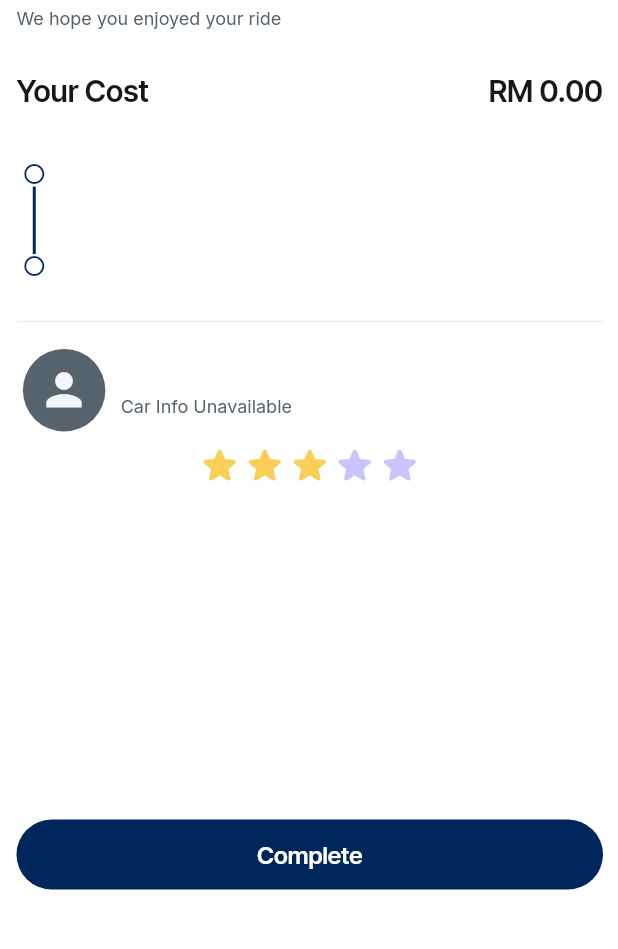
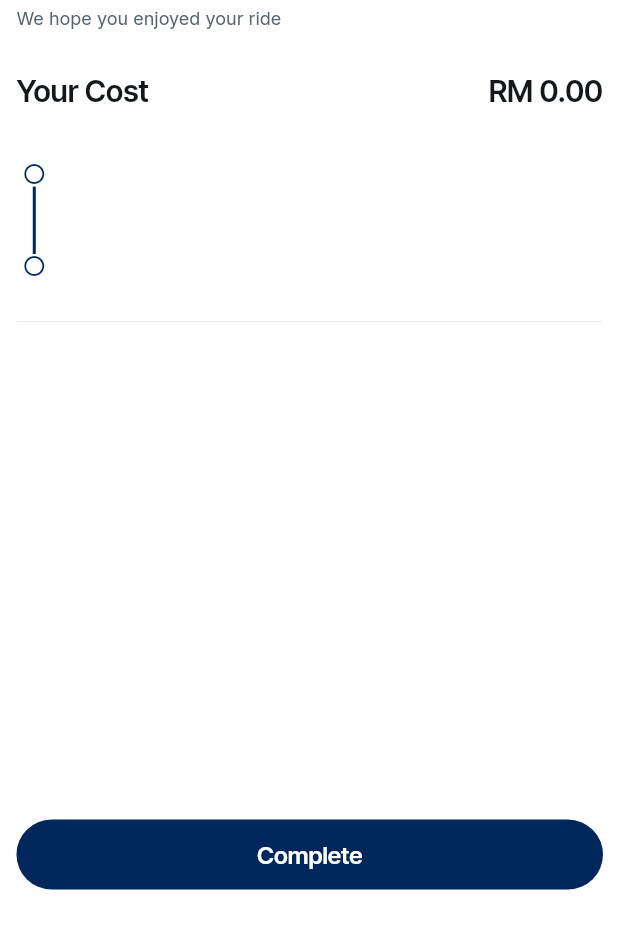
Before and after one commit to LiewHaoShean/rideLink, a Flutter app: the CreateRideCompleteWidget screen opened by its route, on a phone screen of 412 x 824 dp, the part 194-1143 px from its top. Run offline on Flutter 3.47's test engine with Material 3 defaults, Android fonts, the phone set to English and light mode, and no system bars; drawn by our look-alikes of auto_size_text, flutter_rating_bar; our stand-ins replace cached_network_image, cloud_firestore, dio, dropdown_button2, file_picker, firebase_auth and 14 more; missing offline and left inert: flutter_pdfview, json_path; accounts and stored records are empty.

Commit message:
driver cannot rate ride

```diff
--- a/lib/screens/admin/admin_driver_verification_details/admin_driver_verification_details_widget.dart
+++ b/lib/screens/admin/admin_driver_verification_details/admin_driver_verification_details_widget.dart
@@ -1680,8 +1680,8 @@ class _AdminDriverVerificationDetailsWidgetState
                       : Opacity(
                           opacity: 0.5,
                           child: Container(
-                            width: 270,
-                            height: 65.32,
+                            width: 350,
+                            height: 55,
                             decoration: BoxDecoration(
                               color: _license?.status == 'verified'
                                   ? Color(0xFF00265C)
--- a/lib/screens/user/create_ride/create_ride_complete/create_ride_complete_widget.dart
+++ b/lib/screens/user/create_ride/create_ride_complete/create_ride_complete_widget.dart
@@ -737,6 +737,10 @@ class _CreateRideCompleteWidgetState extends State<CreateRideCompleteWidget> {
                                     ),
                                   ],
                                 ),
+                                userRole == 'passenger'
+                                    ? Column(
+                                        children: [
+                                          // First Row (driver info row)
                                           Row(
                                             mainAxisSize: MainAxisSize.max,
                                             children: [
@@ -745,49 +749,37 @@ class _CreateRideCompleteWidgetState extends State<CreateRideCompleteWidget> {
                                                   width: 100,
                                                   height: 70,
                                                   decoration: BoxDecoration(
-                                          color: FlutterFlowTheme.of(context)
+                                                    color: FlutterFlowTheme.of(
+                                                            context)
                                                         .secondaryBackground,
                                                   ),
                                                   child: Row(
-                                          mainAxisSize: MainAxisSize.max,
+                                                    mainAxisSize:
+                                                        MainAxisSize.max,
                                                     children: [
+                                                      // Profile column
                                                       Column(
-                                              mainAxisSize: MainAxisSize.max,
+                                                        mainAxisSize:
+                                                            MainAxisSize.max,
                                                         children: [
                                                           Expanded(
                                                             child: Container(
                                                               width: 64.48,
                                                               height: 100,
-                                                    decoration: BoxDecoration(
-                                                      color: FlutterFlowTheme
-                                                              .of(context)
+                                                              decoration:
+                                                                  BoxDecoration(
+                                                                color: FlutterFlowTheme.of(
+                                                                        context)
                                                                     .secondaryBackground,
                                                               ),
                                                               child: Padding(
                                                                 padding:
                                                                     EdgeInsetsDirectional
                                                                         .fromSTEB(
-                                                                  0, 0, 1, 0),
-                                                      child: Row(
-                                                        mainAxisSize:
-                                                            MainAxisSize.max,
-                                                        mainAxisAlignment:
-                                                            MainAxisAlignment
-                                                                .center,
-                                                        children: [
-                                                          Container(
-                                                            width: 55,
-                                                            height: 55,
-                                                            decoration:
-                                                                BoxDecoration(
-                                                              color: FlutterFlowTheme
-                                                                      .of(context)
-                                                                  .secondaryText,
-                                                              borderRadius:
-                                                                  BorderRadius
-                                                                      .circular(
-                                                                          100),
-                                                            ),
+                                                                            0,
+                                                                            0,
+                                                                            1,
+                                                                            0),
                                                                 child: Row(
                                                                   mainAxisSize:
                                                                       MainAxisSize
@@ -796,14 +788,28 @@ class _CreateRideCompleteWidgetState extends State<CreateRideCompleteWidget> {
                                                                       MainAxisAlignment
                                                                           .center,
                                                                   children: [
+                                                                    Container(
+                                                                      width: 55,
+                                                                      height:
+                                                                          55,
+                                                                      decoration:
+                                                                          BoxDecoration(
+                                                                        color: FlutterFlowTheme.of(context)
+                                                                            .secondaryText,
+                                                                        borderRadius:
+                                                                            BorderRadius.circular(100),
+                                                                      ),
+                                                                      child:
+                                                                          Center(
+                                                                        child:
                                                                             Icon(
-                                                                  Icons.person,
-                                                                  color: FlutterFlowTheme.of(
-                                                                          context)
-                                                                      .primaryBackground,
-                                                                  size: 35,
+                                                                          Icons
+                                                                              .person,
+                                                                          color:
+                                                                              FlutterFlowTheme.of(context).primaryBackground,
+                                                                          size:
+                                                                              35,
                                                                         ),
-                                                              ],
                                                                       ),
                                                                     ),
                                                                   ],
@@ -813,100 +819,64 @@ class _CreateRideCompleteWidgetState extends State<CreateRideCompleteWidget> {
                                                           ),
                                                         ],
                                                       ),
+                                                      // Driver info column
                                                       Column(
-                                              mainAxisSize: MainAxisSize.max,
+                                                        mainAxisSize:
+                                                            MainAxisSize.max,
                                                         children: [
                                                           Expanded(
                                                             child: Container(
                                                               width: 309.99,
                                                               height: 100,
-                                                    decoration: BoxDecoration(
-                                                      color: FlutterFlowTheme
-                                                              .of(context)
+                                                              decoration:
+                                                                  BoxDecoration(
+                                                                color: FlutterFlowTheme.of(
+                                                                        context)
                                                                     .secondaryBackground,
                                                               ),
                                                               child: Padding(
                                                                 padding:
                                                                     EdgeInsetsDirectional
                                                                         .fromSTEB(
-                                                                  5, 0, 0, 0),
+                                                                            5,
+                                                                            0,
+                                                                            0,
+                                                                            0),
                                                                 child: Column(
                                                                   mainAxisSize:
-                                                            MainAxisSize.max,
+                                                                      MainAxisSize
+                                                                          .max,
                                                                   mainAxisAlignment:
                                                                       MainAxisAlignment
                                                                           .center,
+                                                                  crossAxisAlignment:
+                                                                      CrossAxisAlignment
+                                                                          .start,
                                                                   children: [
                                                                     Row(
-                                                            mainAxisSize:
-                                                                MainAxisSize
-                                                                    .max,
                                                                       children: [
                                                                         Text(
                                                                           driver?.name ??
                                                                               '',
-                                                                style: FlutterFlowTheme.of(
-                                                                        context)
+                                                                          style: FlutterFlowTheme.of(context)
                                                                               .titleMedium
                                                                               .override(
-                                                                      font: GoogleFonts
-                                                                          .interTight(
-                                                                        fontWeight: FlutterFlowTheme.of(context)
-                                                                            .titleMedium
-                                                                            .fontWeight,
-                                                                        fontStyle: FlutterFlowTheme.of(context)
-                                                                            .titleMedium
-                                                                            .fontStyle,
-                                                                      ),
-                                                                      letterSpacing:
-                                                                          0.0,
-                                                                      fontWeight: FlutterFlowTheme.of(
-                                                                              context)
-                                                                          .titleMedium
-                                                                          .fontWeight,
-                                                                      fontStyle: FlutterFlowTheme.of(
-                                                                              context)
-                                                                          .titleMedium
-                                                                          .fontStyle,
+                                                                                font: GoogleFonts.interTight(),
                                                                               ),
                                                                         ),
                                                                       ],
                                                                     ),
                                                                     Row(
-                                                            mainAxisSize:
-                                                                MainAxisSize
-                                                                    .max,
                                                                       children: [
                                                                         Text(
                                                                           car != null
                                                                               ? '${car?.plateNumber}, ${car?.model}'
                                                                               : 'Car Info Unavailable',
-                                                                style: FlutterFlowTheme.of(
-                                                                        context)
+                                                                          style: FlutterFlowTheme.of(context)
                                                                               .bodyMedium
                                                                               .override(
-                                                                      font: GoogleFonts
-                                                                          .inter(
-                                                                        fontWeight: FlutterFlowTheme.of(context)
-                                                                            .bodyMedium
-                                                                            .fontWeight,
-                                                                        fontStyle: FlutterFlowTheme.of(context)
-                                                                            .bodyMedium
-                                                                            .fontStyle,
-                                                                      ),
-                                                                      color: FlutterFlowTheme.of(
-                                                                              context)
-                                                                          .secondaryText,
-                                                                      letterSpacing:
-                                                                          0.0,
-                                                                      fontWeight: FlutterFlowTheme.of(
-                                                                              context)
-                                                                          .bodyMedium
-                                                                          .fontWeight,
-                                                                      fontStyle: FlutterFlowTheme.of(
-                                                                              context)
-                                                                          .bodyMedium
-                                                                          .fontStyle,
+                                                                                font: GoogleFonts.inter(),
+                                                                                color: FlutterFlowTheme.of(context).secondaryText,
                                                                               ),
                                                                         ),
                                                                       ],
@@ -924,42 +894,48 @@ class _CreateRideCompleteWidgetState extends State<CreateRideCompleteWidget> {
                                               ),
                                             ],
                                           ),
+
+                                          // Second Row (Rating bar row)
                                           Row(
                                             mainAxisSize: MainAxisSize.max,
-                                  mainAxisAlignment: MainAxisAlignment.center,
+                                            mainAxisAlignment:
+                                                MainAxisAlignment.center,
                                             children: [
                                               RatingBar.builder(
                                                 onRatingUpdate: (newValue) {
                                                   safeSetState(() {
-                                          _model.ratingBarValue = newValue;
+                                                    _model.ratingBarValue =
+                                                        newValue;
                                                   });
 
-                                        // Handle the rating change here
-                                        print('Rating changed to: $newValue');
-
-                                        // You can also store it in a variable
-                                        double rating = newValue;
-
-                                        // Or call a method to handle the rating
+                                                  print(
+                                                      'Rating changed to: $newValue');
                                                   handleRatingChange(newValue);
                                                 },
-                                      itemBuilder: (context, index) => Icon(
+                                                itemBuilder: (context, index) =>
+                                                    Icon(
                                                   Icons.star_rounded,
-                                        color: FlutterFlowTheme.of(context)
+                                                  color: FlutterFlowTheme.of(
+                                                          context)
                                                       .warning,
                                                 ),
                                                 direction: Axis.horizontal,
-                                      initialRating: _model.ratingBarValue ??=
-                                          3,
+                                                initialRating:
+                                                    _model.ratingBarValue ??= 3,
                                                 unratedColor:
-                                          FlutterFlowTheme.of(context).accent1,
+                                                    FlutterFlowTheme.of(context)
+                                                        .accent1,
                                                 itemCount: 5,
                                                 itemSize: 30,
                                                 glowColor:
-                                          FlutterFlowTheme.of(context).warning,
+                                                    FlutterFlowTheme.of(context)
+                                                        .warning,
                                               ),
                                             ],
                                           ),
+                                        ],
+                                      )
+                                    : SizedBox.shrink(),
                               ],
                             ),
                           ),
```
Lines whose indentation alone changed are shown as unchanged.
